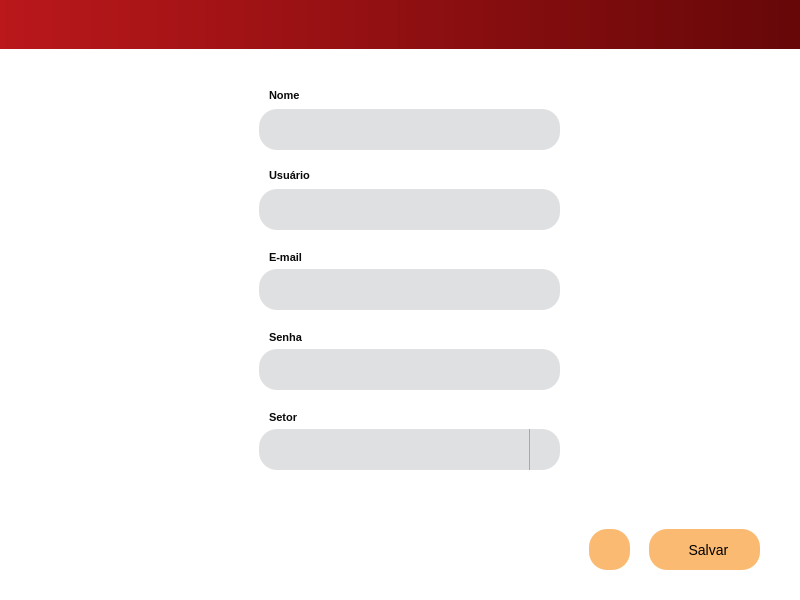
Old version of the form ui/register_screen.ui in the repository eliezermoraesss/eureka_managment_system_pyqt_qtdesigner.
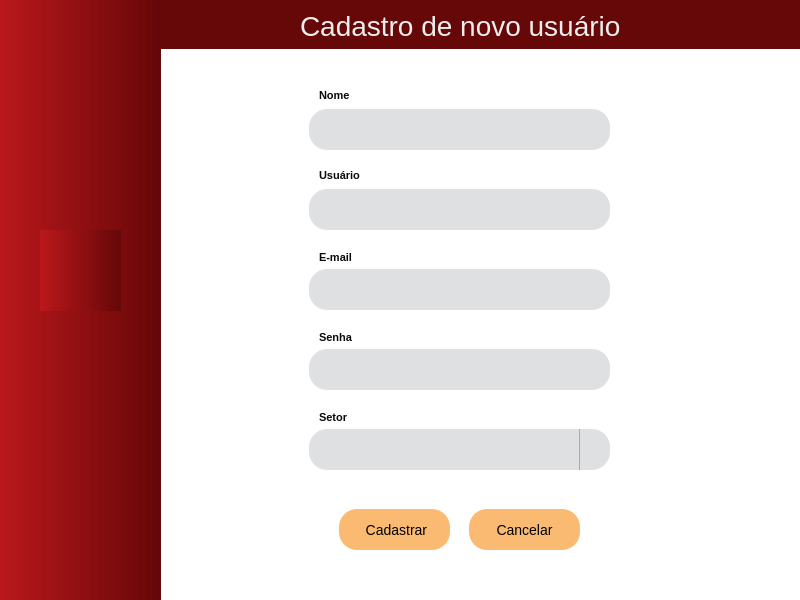
New version of the form. Icons and pictures are not drawn.

Commit message: style: created password_change_window.ui, register_screen.ui, token_verification_window.ui and converted for python file .py

Diff of the .ui file:
```diff
--- a/ui/register_screen.ui
+++ b/ui/register_screen.ui
@@ -23,24 +23,46 @@
    <widget class="QWidget" name="widget" native="true">
     <property name="geometry">
      <rect>
-      <x>0</x>
+      <x>160</x>
       <y>0</y>
-      <width>801</width>
+      <width>641</width>
       <height>51</height>
      </rect>
     </property>
     <property name="styleSheet">
      <string notr="true">* {
-background-color: qlineargradient(spread:pad, x1:0, y1:0, x2:1, y2:0, stop:0 rgba(186, 24, 27, 255), stop:1 rgba(102, 7, 8, 255));
+background-color: qlineargradient(spread:pad, x1:0, y1:0, x2:1, y2:0, stop:0 rgba(102, 7, 8, 255), stop:1 rgba(102, 7, 8, 255));
 }</string>
     </property>
+    <widget class="QLabel" name="label">
+     <property name="geometry">
+      <rect>
+       <x>140</x>
+       <y>0</y>
+       <width>321</width>
+       <height>51</height>
+      </rect>
+     </property>
+     <property name="styleSheet">
+      <string notr="true">QLabel {
+	background-color: transparent;
+    color: #EEEEEE;
+    font-size: 28px;
+    font-weight: regular;
+	font-style: &quot;Segoe UI&quot;;
+}</string>
+     </property>
+     <property name="text">
+      <string>Cadastro de novo usuário</string>
+     </property>
+    </widget>
    </widget>
    <widget class="QWidget" name="widget_2" native="true">
     <property name="geometry">
      <rect>
-      <x>-1</x>
+      <x>159</x>
       <y>49</y>
-      <width>801</width>
+      <width>641</width>
       <height>551</height>
      </rect>
     </property>
@@ -153,7 +175,7 @@
     <widget class="QLineEdit" name="lineEdit">
      <property name="geometry">
       <rect>
-       <x>260</x>
+       <x>150</x>
        <y>140</y>
        <width>301</width>
        <height>41</height>
@@ -184,7 +206,7 @@
     <widget class="QLineEdit" name="lineEdit_2">
      <property name="geometry">
       <rect>
-       <x>260</x>
+       <x>150</x>
        <y>220</y>
        <width>301</width>
        <height>41</height>
@@ -215,7 +237,7 @@
     <widget class="QLabel" name="label_2">
      <property name="geometry">
       <rect>
-       <x>270</x>
+       <x>160</x>
        <y>120</y>
        <width>47</width>
        <height>13</height>
@@ -228,7 +250,7 @@
     <widget class="QLabel" name="label_3">
      <property name="geometry">
       <rect>
-       <x>270</x>
+       <x>160</x>
        <y>200</y>
        <width>51</width>
        <height>16</height>
@@ -241,8 +263,8 @@
     <widget class="QPushButton" name="pushButton_2">
      <property name="geometry">
       <rect>
-       <x>650</x>
-       <y>480</y>
+       <x>310</x>
+       <y>460</y>
        <width>111</width>
        <height>41</height>
       </rect>
@@ -254,10 +276,13 @@
       </size>
      </property>
      <property name="styleSheet">
-      <string notr="true"/>
+      <string notr="true">QPushButton:hover {
+    background-color: #d60000;
+    color: #EEEEEE
+}</string>
      </property>
      <property name="text">
-      <string>  Salvar</string>
+      <string>Cancelar</string>
      </property>
      <property name="icon">
       <iconset resource="../static/resource.qrc">
@@ -273,7 +298,7 @@
     <widget class="QLabel" name="label_4">
      <property name="geometry">
       <rect>
-       <x>270</x>
+       <x>160</x>
        <y>40</y>
        <width>47</width>
        <height>13</height>
@@ -286,7 +311,7 @@
     <widget class="QLineEdit" name="lineEdit_3">
      <property name="geometry">
       <rect>
-       <x>260</x>
+       <x>150</x>
        <y>60</y>
        <width>301</width>
        <height>41</height>
@@ -320,7 +345,7 @@
     <widget class="QLineEdit" name="lineEdit_4">
      <property name="geometry">
       <rect>
-       <x>260</x>
+       <x>150</x>
        <y>300</y>
        <width>301</width>
        <height>41</height>
@@ -351,7 +376,7 @@
     <widget class="QLabel" name="label_5">
      <property name="geometry">
       <rect>
-       <x>270</x>
+       <x>160</x>
        <y>280</y>
        <width>51</width>
        <height>16</height>
@@ -364,7 +389,7 @@
     <widget class="QComboBox" name="comboBox">
      <property name="geometry">
       <rect>
-       <x>260</x>
+       <x>150</x>
        <y>380</y>
        <width>301</width>
        <height>41</height>
@@ -436,7 +461,7 @@
     <widget class="QLabel" name="label_6">
      <property name="geometry">
       <rect>
-       <x>270</x>
+       <x>160</x>
        <y>360</y>
        <width>51</width>
        <height>16</height>
@@ -446,42 +471,10 @@
       <string>Setor</string>
      </property>
     </widget>
-    <widget class="QPushButton" name="pushButton_3">
+    <widget class="QLabel" name="icon_name_label">
      <property name="geometry">
       <rect>
-       <x>590</x>
-       <y>480</y>
-       <width>41</width>
-       <height>41</height>
-      </rect>
-     </property>
-     <property name="minimumSize">
-      <size>
-       <width>0</width>
-       <height>41</height>
-      </size>
-     </property>
-     <property name="styleSheet">
-      <string notr="true"/>
-     </property>
-     <property name="text">
-      <string/>
-     </property>
-     <property name="icon">
-      <iconset resource="../static/resource.qrc">
-       <normaloff>:/icon/icon/arrow-80-64.ico</normaloff>:/icon/icon/arrow-80-64.ico</iconset>
-     </property>
-     <property name="iconSize">
-      <size>
-       <width>24</width>
-       <height>24</height>
-      </size>
-     </property>
-    </widget>
-    <widget class="QLabel" name="label">
-     <property name="geometry">
-      <rect>
-       <x>210</x>
+       <x>100</x>
        <y>60</y>
        <width>32</width>
        <height>32</height>
@@ -500,7 +493,7 @@
     <widget class="QLabel" name="label_7">
      <property name="geometry">
       <rect>
-       <x>210</x>
+       <x>100</x>
        <y>140</y>
        <width>32</width>
        <height>32</height>
@@ -519,7 +512,7 @@
     <widget class="QLabel" name="label_8">
      <property name="geometry">
       <rect>
-       <x>210</x>
+       <x>100</x>
        <y>220</y>
        <width>32</width>
        <height>32</height>
@@ -538,7 +531,7 @@
     <widget class="QLabel" name="label_9">
      <property name="geometry">
       <rect>
-       <x>210</x>
+       <x>100</x>
        <y>300</y>
        <width>32</width>
        <height>32</height>
@@ -557,7 +550,7 @@
     <widget class="QLabel" name="label_10">
      <property name="geometry">
       <rect>
-       <x>210</x>
+       <x>100</x>
        <y>380</y>
        <width>32</width>
        <height>32</height>
@@ -576,8 +569,8 @@
     <widget class="QLabel" name="label_11">
      <property name="geometry">
       <rect>
-       <x>670</x>
-       <y>0</y>
+       <x>500</x>
+       <y>440</y>
        <width>121</width>
        <height>101</height>
       </rect>
@@ -587,6 +580,75 @@
      </property>
      <property name="pixmap">
       <pixmap resource="../static/resource.qrc">:/image/image/logo_enaplic_50_anos.png</pixmap>
+     </property>
+     <property name="scaledContents">
+      <bool>true</bool>
+     </property>
+    </widget>
+    <widget class="QPushButton" name="btn_save">
+     <property name="geometry">
+      <rect>
+       <x>180</x>
+       <y>460</y>
+       <width>111</width>
+       <height>41</height>
+      </rect>
+     </property>
+     <property name="minimumSize">
+      <size>
+       <width>0</width>
+       <height>41</height>
+      </size>
+     </property>
+     <property name="styleSheet">
+      <string notr="true">QPushButton:hover {
+    background-color: #399918;
+    color: #EEEEEE
+}</string>
+     </property>
+     <property name="text">
+      <string> Cadastrar</string>
+     </property>
+     <property name="icon">
+      <iconset resource="../static/resource.qrc">
+       <normaloff>:/icon/icon/icons8-salvar-50.png</normaloff>:/icon/icon/icons8-salvar-50.png</iconset>
+     </property>
+     <property name="iconSize">
+      <size>
+       <width>24</width>
+       <height>24</height>
+      </size>
+     </property>
+    </widget>
+   </widget>
+   <widget class="QWidget" name="sidebar_enaplic" native="true">
+    <property name="geometry">
+     <rect>
+      <x>0</x>
+      <y>0</y>
+      <width>161</width>
+      <height>601</height>
+     </rect>
+    </property>
+    <property name="styleSheet">
+     <string notr="true">* {
+background-color: qlineargradient(spread:pad, x1:0, y1:0, x2:1, y2:0, stop:0 rgba(186, 24, 27, 255), stop:1 rgba(102, 7, 8, 255));
+}</string>
+    </property>
+    <widget class="QLabel" name="logo_enaplic">
+     <property name="geometry">
+      <rect>
+       <x>40</x>
+       <y>230</y>
+       <width>81</width>
+       <height>81</height>
+      </rect>
+     </property>
+     <property name="text">
+      <string/>
+     </property>
+     <property name="pixmap">
+      <pixmap resource="../static/resource.qrc">:/image/image/LOGO.jpeg</pixmap>
      </property>
      <property name="scaledContents">
       <bool>true</bool>
```
Left out of the diff: 46 changed lines with no effect on the pictures. The commit also changes 30 other files.
